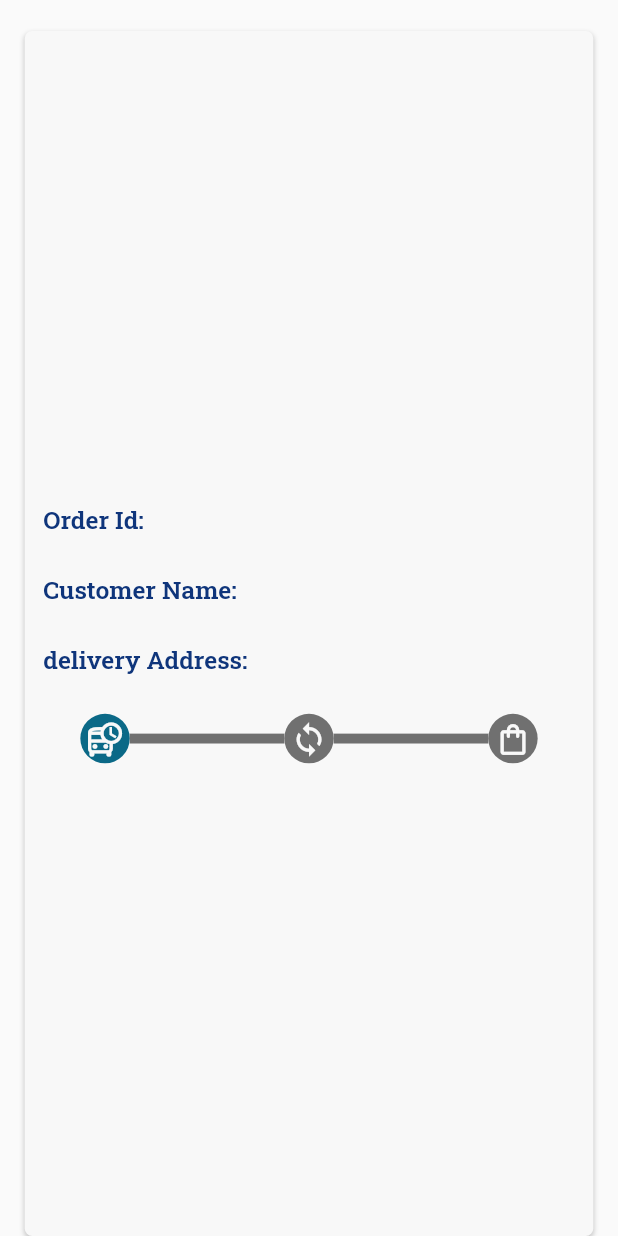
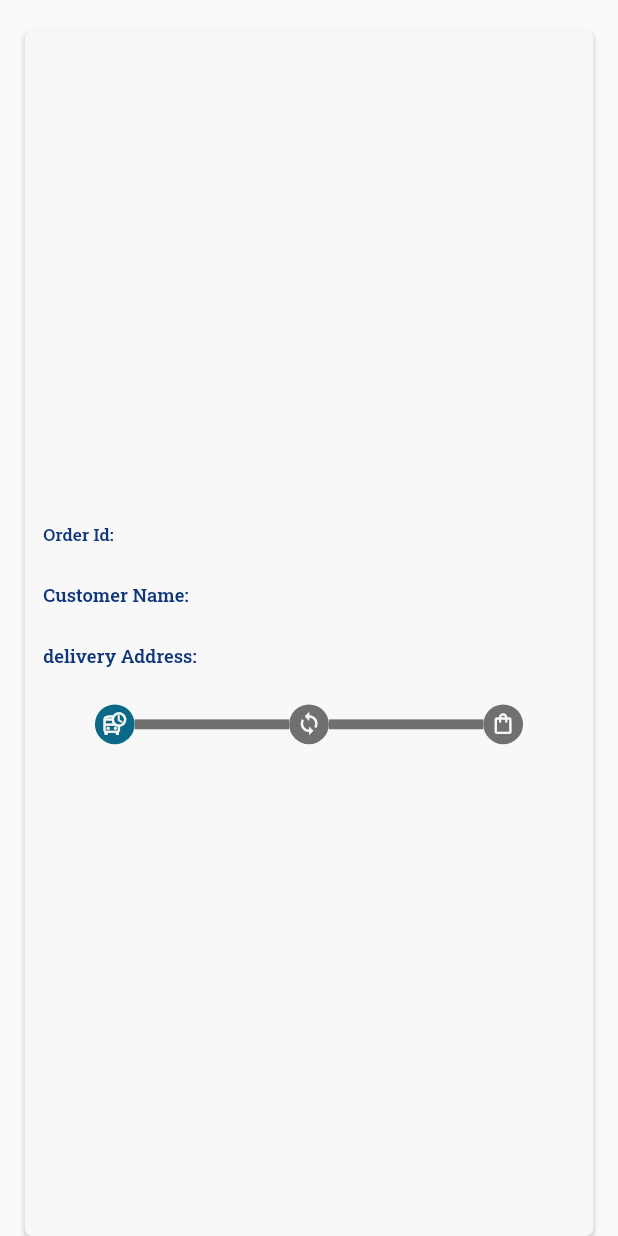
Before and after one commit to pipo9/-FO28A3E7D842, a Flutter app: the OrderCard widget shown alone on an empty page, opened directly with empty values, on a phone screen of 412 x 824 dp. Run offline on Flutter 3.47's test engine with Material 2 defaults, Android fonts, the phone set to English and light mode, and no system bars; our stand-ins replace badges, cloud_firestore, firebase_auth, firebase_core, firebase_messaging, flutter_local_notifications and 7 more; missing offline and left inert: flutter_phone_direct_caller; accounts and stored records are empty.

Commit message:
fix bugs

```diff
--- a/lib/components/order-card.dart
+++ b/lib/components/order-card.dart
@@ -123,9 +123,7 @@ class _OrderCardState extends State<OrderCard> {
         child: Container(
           padding: EdgeInsets.all(_height * 0.015),
           margin: EdgeInsets.only(
-              top: _height * 0.025,
-              left: _height * 0.02,
-              right: _height * 0.02),
+              top: _height * 0.025, left: _width * 0.04, right: _width * 0.04),
           decoration: BoxDecoration(
             boxShadow: [
               BoxShadow(
@@ -153,7 +151,7 @@ class _OrderCardState extends State<OrderCard> {
                           "Order Id:",
                           style: GoogleFonts.robotoSlab(
                             color: kColor,
-                            fontSize: _height * 0.020,
+                            fontSize: _width * 0.028,
                             fontWeight: FontWeight.w600,
                           ),
                         ),
@@ -164,7 +162,7 @@ class _OrderCardState extends State<OrderCard> {
                           widget.orderId,
                           style: GoogleFonts.robotoSlab(
                             color: kColor,
-                            fontSize: _height * 0.018,
+                            fontSize: _width * 0.028,
                             fontWeight: FontWeight.w300,
                           ),
                         ),
@@ -174,7 +172,7 @@ class _OrderCardState extends State<OrderCard> {
                       state,
                       style: GoogleFonts.robotoSlab(
                         color: pendingColors[status],
-                        fontSize: _height * 0.020,
+                        fontSize: _width * 0.028,
                         fontWeight: FontWeight.w600,
                       ),
                     ),
@@ -189,7 +187,7 @@ class _OrderCardState extends State<OrderCard> {
                       "Customer Name:",
                       style: GoogleFonts.robotoSlab(
                         color: kColor,
-                        fontSize: _height * 0.020,
+                        fontSize: _width * 0.030,
                         fontWeight: FontWeight.w600,
                       ),
                     ),
@@ -200,7 +198,7 @@ class _OrderCardState extends State<OrderCard> {
                       widget.name,
                       style: GoogleFonts.robotoSlab(
                         color: kColor,
-                        fontSize: _height * 0.018,
+                        fontSize: _width * 0.028,
                         fontWeight: FontWeight.w300,
                       ),
                     ),
@@ -216,7 +214,7 @@ class _OrderCardState extends State<OrderCard> {
                       "delivery Address:",
                       style: GoogleFonts.robotoSlab(
                         color: kColor,
-                        fontSize: _height * 0.020,
+                        fontSize: _width * 0.030,
                         fontWeight: FontWeight.w600,
                       ),
                     ),
@@ -230,7 +228,7 @@ class _OrderCardState extends State<OrderCard> {
                         softWrap: true,
                         style: GoogleFonts.robotoSlab(
                           color: kColor,
-                          fontSize: _height * 0.018,
+                          fontSize: _width * 0.028,
                           fontWeight: FontWeight.w300,
                         ),
                       ),
@@ -243,76 +241,52 @@ class _OrderCardState extends State<OrderCard> {
                 Row(
                   mainAxisAlignment: MainAxisAlignment.center,
                   children: [
-                    Column(
-                      mainAxisAlignment: MainAxisAlignment.center,
-                      children: [
                     Container(
-                            height: _height * 0.04,
-                            width: _height * 0.04,
+                        padding: EdgeInsets.all(5),
                         decoration: BoxDecoration(
                           color: pendingColors[status],
-                              borderRadius:
-                                  BorderRadius.all(Radius.circular(80)),
+                          borderRadius: BorderRadius.all(Radius.circular(80)),
                         ),
-                            child: Align(
-                                alignment: Alignment.center,
+                        child: Center(
                             child: Icon(
                           Icons.departure_board_outlined,
                           color: klightGrey,
-                                  size: _height * 0.03,
+                          size: _width * 0.04,
                         ))),
-                      ],
-                    ),
                     Container(
                       height: _height * 0.008,
                       width: _width * 0.25,
                       color: proContColors[status],
                     ),
-                    Column(
-                      mainAxisAlignment: MainAxisAlignment.center,
-                      children: [
                     Container(
-                            height: _height * 0.04,
-                            width: _height * 0.04,
+                        padding: EdgeInsets.all(5),
                         decoration: BoxDecoration(
                           color: proIconColors[status],
-                              borderRadius:
-                                  BorderRadius.all(Radius.circular(80)),
+                          borderRadius: BorderRadius.all(Radius.circular(80)),
                         ),
-                            child: Align(
-                                alignment: Alignment.center,
+                        child: Center(
                             child: Icon(
                           Icons.loop,
                           color: klightGrey,
-                                  size: _height * 0.03,
+                          size: _width * 0.04,
                         ))),
-                      ],
-                    ),
                     Container(
                       height: _height * 0.008,
                       width: _width * 0.25,
                       color: delConColors[status],
                     ),
-                    Column(
-                      mainAxisAlignment: MainAxisAlignment.center,
-                      children: [
                     Container(
-                            height: _height * 0.04,
-                            width: _height * 0.04,
+                        padding: EdgeInsets.all(5),
                         decoration: BoxDecoration(
                           color: delConColors[status],
-                              borderRadius:
-                                  BorderRadius.all(Radius.circular(80)),
+                          borderRadius: BorderRadius.all(Radius.circular(80)),
                         ),
-                            child: Align(
-                                alignment: Alignment.center,
+                        child: Center(
                             child: Icon(
                           Icons.shopping_bag_outlined,
                           color: klightGrey,
-                                  size: _height * 0.03,
+                          size: _width * 0.04,
                         ))),
-                      ],
-                    )
                   ],
                 ),
               ]),
```
Also changed, not shown: lib/components/order_product.dart (+6 -6 lines), lib/screens/home.dart (+7 -6 lines), lib/screens/order_detail.dart (+44 -44 lines), lib/screens/subs_detail.dart (+51 -51 lines). Lines whose indentation alone changed are shown as unchanged.
